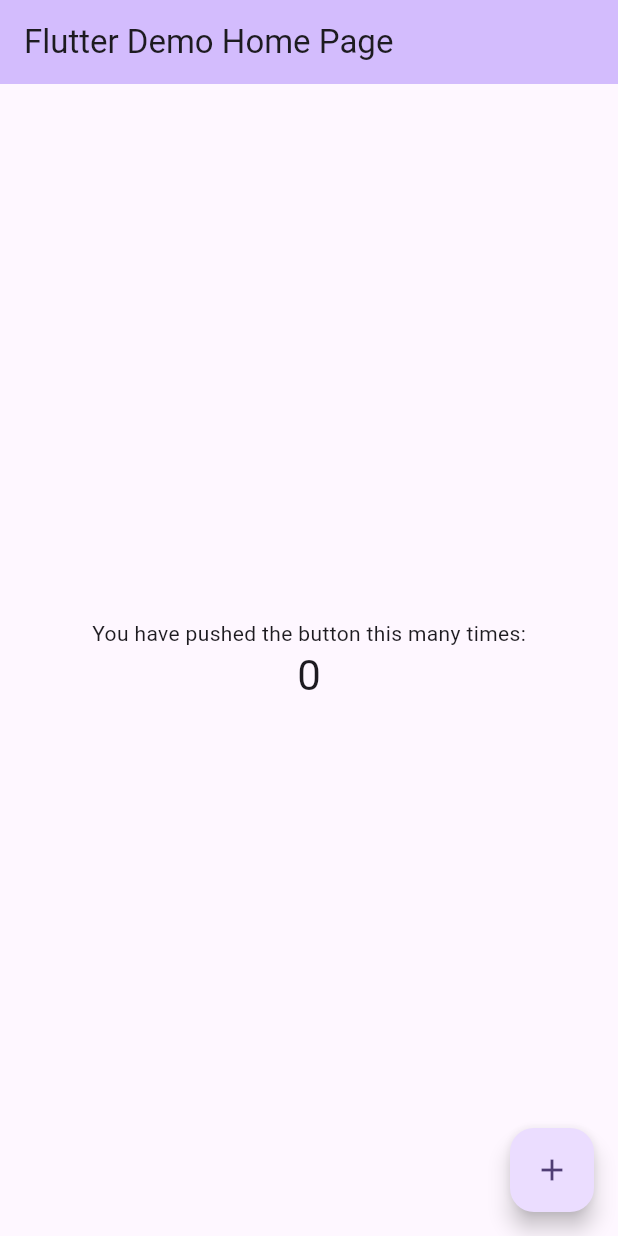
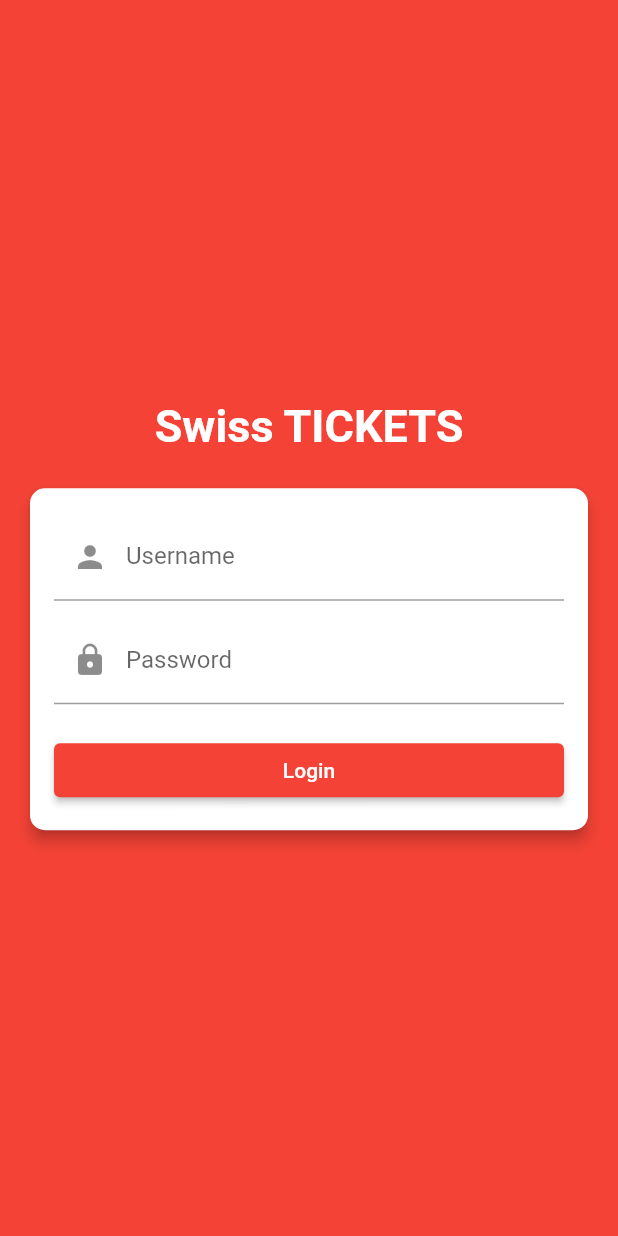
Before and after one commit to BeppeMaxCaru/Swiss_tickets_app, a Flutter app: the screen it shows after launch, on a phone screen of 412 x 824 dp. Run offline on Flutter 3.47's test engine with Material 2 defaults, Android fonts, the phone set to English and light mode, and no system bars.

Commit message:
Added until ticket detail page

```diff
--- a/lib/main.dart
+++ b/lib/main.dart
@@ -1,5 +1,7 @@
 import 'package:flutter/material.dart';
+import 'home_page.dart';
 
+/*
 void main() {
   runApp(const MyApp());
 }
@@ -11,7 +13,8 @@ class MyApp extends StatelessWidget {
   @override
   Widget build(BuildContext context) {
     return MaterialApp(
-      title: 'Flutter Demo',
+      //title: 'Flutter Demo',
+      title: 'Swiss TICKETS',
       theme: ThemeData(
         // This is the theme of your application.
         //
@@ -28,10 +31,11 @@ class MyApp extends StatelessWidget {
         //
         // This works for code too, not just values: Most code changes can be
         // tested with just a hot reload.
-        colorScheme: ColorScheme.fromSeed(seedColor: Colors.deepPurple),
+        colorScheme: ColorScheme.fromSeed(seedColor: Colors.red),
         useMaterial3: true,
       ),
-      home: const MyHomePage(title: 'Flutter Demo Home Page'),
+      //home: const MyHomePage(title: 'Flutter Demo Home Page'),
+      home: const MyHomePage(title: 'Swiss tickets'),
     );
   }
 }
@@ -123,3 +127,136 @@ class _MyHomePageState extends State<MyHomePage> {
     );
   }
 }
+*/
+
+void main() => runApp(LoginApp());
+
+class LoginApp extends StatelessWidget {
+  @override
+  Widget build(BuildContext context) {
+    return MaterialApp(
+      title: 'Swiss Flag Login',
+      theme: ThemeData(primarySwatch: Colors.red),
+      home: LoginPage(),
+    );
+  }
+}
+
+class LoginPage extends StatelessWidget {
+  // Declare variables to hold the entered username and password.
+  String _username = '';
+  String _password = '';
+
+  // Handle login logic here.
+  void _onLoginButtonPressed(BuildContext context) {
+    // Replace this with your actual login validation logic.
+    // For example, assuming the admin and password are "admin" and "password".
+    String username = "admin";
+    String password = "password";
+
+    if (_username == username && _password == password) {
+      // Navigate to the RectangleListPage if the login is successful.
+      Navigator.push(
+        context,
+        MaterialPageRoute(builder: (context) => RectangleListPage()),
+      );
+    } else {
+      // Show an error message if login fails.
+      showDialog(
+        context: context,
+        builder: (context) => AlertDialog(
+          title: Text('Login Failed'),
+          content: Text('Invalid username or password.'),
+          actions: [
+            ElevatedButton(
+              onPressed: () => Navigator.pop(context),
+              child: Text('OK'),
+            ),
+          ],
+        ),
+      );
+    }
+  }
+
+  @override
+  Widget build(BuildContext context) {
+    return Scaffold(
+      backgroundColor: Colors.red,
+      body: Center(
+        child: SingleChildScrollView(
+          child: Padding(
+            padding: const EdgeInsets.all(16.0),
+            child: Column(
+              mainAxisAlignment: MainAxisAlignment.center,
+              crossAxisAlignment: CrossAxisAlignment.stretch,
+              children: [
+                _buildAppTitle(),
+                SizedBox(height: 20),
+                _buildLoginForm(
+                    context), // Pass the context to the _buildLoginForm
+              ],
+            ),
+          ),
+        ),
+      ),
+    );
+  }
+
+  Widget _buildAppTitle() {
+    return Text(
+      'Swiss TICKETS',
+      textAlign: TextAlign.center,
+      style: TextStyle(
+        color: Colors.white,
+        fontSize: 30,
+        fontWeight: FontWeight.bold,
+      ),
+    );
+  }
+
+  Widget _buildLoginForm(BuildContext context) {
+    return Card(
+      elevation: 4.0,
+      shape: RoundedRectangleBorder(
+        borderRadius: BorderRadius.circular(10),
+      ),
+      child: Padding(
+        padding: const EdgeInsets.all(16.0),
+        child: Column(
+          crossAxisAlignment: CrossAxisAlignment.stretch,
+          children: [
+            TextField(
+              decoration: InputDecoration(
+                labelText: 'Username',
+                prefixIcon: Icon(Icons.person),
+              ),
+              onChanged: (value) {
+                _username = value;
+              },
+            ),
+            SizedBox(height: 10),
+            TextField(
+              decoration: InputDecoration(
+                labelText: 'Password',
+                prefixIcon: Icon(Icons.lock),
+              ),
+              obscureText: true,
+              onChanged: (value) {
+                _password = value;
+              },
+            ),
+            SizedBox(height: 20),
+            ElevatedButton(
+              onPressed: () => _onLoginButtonPressed(context),
+              child: Text('Login'),
+              style: ElevatedButton.styleFrom(
+                primary: Colors.red,
+                onPrimary: Colors.white,
+              ),
+            ),
+          ],
+        ),
+      ),
+    );
+  }
+}
```
Also changed, not shown: lib/home_page.dart (added, +115 -0 lines), lib/ticket_page.dart (added, +41 -0 lines).
